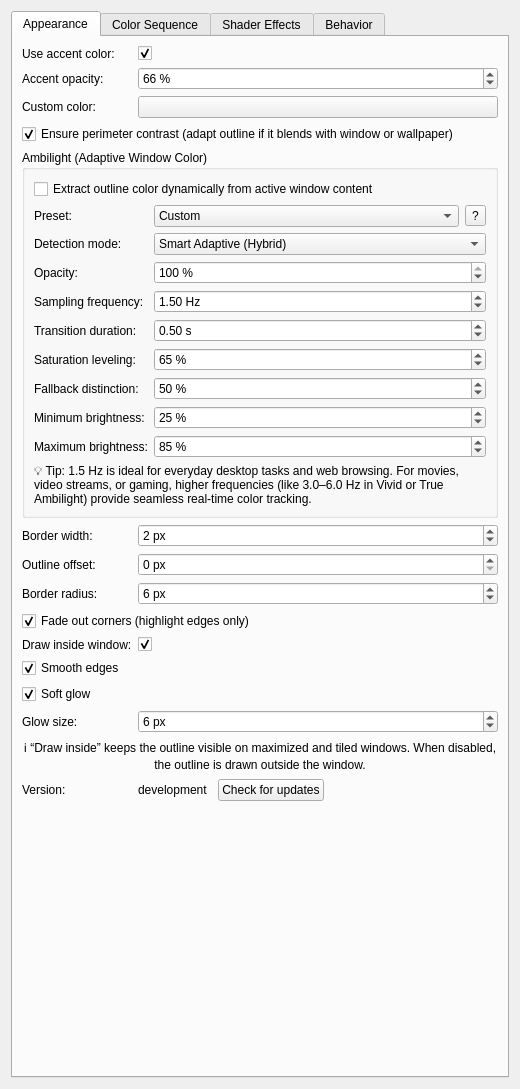
Before: the Qt Designer form activewindowoutline_config.ui in gmalinowski/LeapK, drawn with Qt 5.
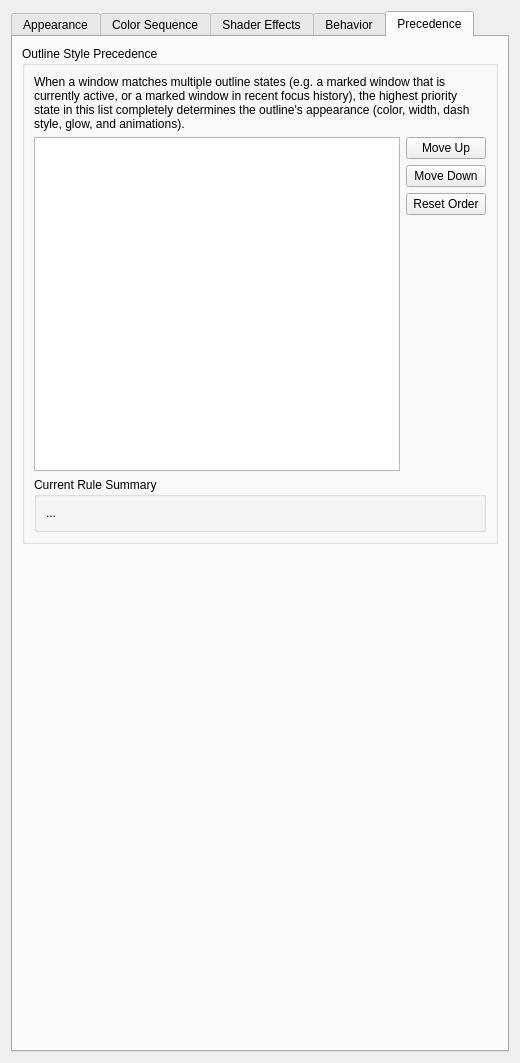
After: the same form once the commit is applied. The open tabs and pages were chosen to show the change. Icons and pictures are not drawn. Custom widgets are drawn as their Qt base class.

Commit message:
feat: add outline style precedence tab with full definition priority (v1.4.28)
- Introduce dedicated Precedence tab in KCM configuration module.
- Provide reorderable priority list (Move Up/Down/Reset and drag-and-drop).
- Full definition priority (Active, Marked, Recent) overriding color, width, dash style, glow, and animations.
- Remove redundant MarkActiveColorPriority checkbox.
- Add precedencehelper.h and unit test outline-precedence.

```diff
--- a/activewindowoutline_config.ui
+++ b/activewindowoutline_config.ui
@@ -1707,17 +1707,7 @@
             </property>
            </widget>
           </item>
-          <item row="2" column="0" colspan="2">
-           <widget class="QCheckBox" name="kcfg_MarkActiveColorPriority">
-            <property name="text">
-             <string>Active window color takes priority over mark color when focused</string>
-            </property>
-            <property name="toolTip">
-             <string>When enabled, marked windows will display the regular active outline color (Accent, Ambilight, Custom, or Cycling) while focused, and only show their custom mark color when inactive.</string>
-            </property>
-           </widget>
-          </item>
-          <item row="3" column="0">
+          <item row="2" column="0">
            <widget class="QLabel" name="label_markInactiveWidthReduction">
             <property name="text">
              <string>Inactive width reduction:</string>
@@ -1727,7 +1717,7 @@
             </property>
            </widget>
           </item>
-          <item row="3" column="1">
+          <item row="2" column="1">
            <widget class="QSpinBox" name="kcfg_MarkInactiveWidthReduction">
             <property name="toolTip">
              <string>Reduces the outline border thickness for inactive marked windows by this amount in pixels (default: 0 px / same width). Clamped to a minimum of 1 px.</string>
@@ -1752,7 +1742,7 @@
             </property>
            </widget>
           </item>
-          <item row="4" column="0" colspan="2">
+          <item row="3" column="0" colspan="2">
            <widget class="QCheckBox" name="kcfg_MarkInactiveDashed">
             <property name="text">
              <string>Dashed outline for inactive marked windows</string>
@@ -1762,7 +1752,7 @@
             </property>
            </widget>
           </item>
-          <item row="5" column="0">
+          <item row="4" column="0">
            <widget class="QLabel" name="label_markInactiveDashGap">
             <property name="text">
              <string>Dash gap:</string>
@@ -1772,7 +1762,7 @@
             </property>
            </widget>
           </item>
-          <item row="5" column="1">
+          <item row="4" column="1">
            <widget class="QSpinBox" name="kcfg_MarkInactiveDashGap">
             <property name="toolTip">
              <string>Spacing / gap between dashes in pixels for inactive marked window outlines (default: 6 px).</string>
@@ -1794,7 +1784,7 @@
             </property>
            </widget>
           </item>
-          <item row="6" column="0" colspan="2">
+          <item row="5" column="0" colspan="2">
            <widget class="QCheckBox" name="kcfg_MarkInactiveDashSmooth">
             <property name="text">
              <string>Smooth dash transitions (soft fading)</string>
@@ -1845,6 +1835,131 @@
       </layout>
      </widget>
 
+     <widget class="QWidget" name="tabPrecedence">
+      <attribute name="title">
+       <string>Precedence</string>
+      </attribute>
+      <layout class="QVBoxLayout" name="verticalLayoutPrecedence">
+       <item>
+        <widget class="QGroupBox" name="groupPrecedence">
+         <property name="title">
+          <string>Outline Style Precedence</string>
+         </property>
+         <layout class="QVBoxLayout" name="verticalLayoutGroupPrecedence">
+          <item>
+           <widget class="QLabel" name="label_precedenceDesc">
+            <property name="text">
+             <string>When a window matches multiple outline states (e.g. a marked window that is currently active, or a marked window in recent focus history), the highest priority state in this list completely determines the outline's appearance (color, width, dash style, glow, and animations).</string>
+            </property>
+            <property name="wordWrap">
+             <bool>true</bool>
+            </property>
+           </widget>
+          </item>
+          <item>
+           <layout class="QHBoxLayout" name="horizontalLayoutPrecedenceControls">
+            <item>
+             <widget class="QListWidget" name="listPrecedence">
+              <property name="dragDropMode">
+               <enum>QAbstractItemView::InternalMove</enum>
+              </property>
+              <property name="defaultDropAction">
+               <enum>Qt::MoveAction</enum>
+              </property>
+              <property name="selectionMode">
+               <enum>QAbstractItemView::SingleSelection</enum>
+              </property>
+              <property name="movement">
+               <enum>QListView::Snap</enum>
+              </property>
+             </widget>
+            </item>
+            <item>
+             <layout class="QVBoxLayout" name="verticalLayoutPrecedenceButtons">
+              <item>
+               <widget class="QPushButton" name="btnPrecedenceUp">
+                <property name="text">
+                 <string>Move Up</string>
+                </property>
+                <property name="icon">
+                 <iconset theme="go-up"/>
+                </property>
+               </widget>
+              </item>
+              <item>
+               <widget class="QPushButton" name="btnPrecedenceDown">
+                <property name="text">
+                 <string>Move Down</string>
+                </property>
+                <property name="icon">
+                 <iconset theme="go-down"/>
+                </property>
+               </widget>
+              </item>
+              <item>
+               <widget class="QPushButton" name="btnPrecedenceReset">
+                <property name="text">
+                 <string>Reset Order</string>
+                </property>
+                <property name="icon">
+                 <iconset theme="edit-undo"/>
+                </property>
+               </widget>
+              </item>
+              <item>
+               <spacer name="verticalSpacerPrecedenceButtons">
+                <property name="orientation">
+                 <enum>Qt::Vertical</enum>
+                </property>
+                <property name="sizeHint" stdset="0">
+                 <size>
+                  <width>20</width>
+                  <height>40</height>
+                 </size>
+                </property>
+               </spacer>
+              </item>
+             </layout>
+            </item>
+           </layout>
+          </item>
+          <item>
+           <widget class="QGroupBox" name="groupPrecedenceSummary">
+            <property name="title">
+             <string>Current Rule Summary</string>
+            </property>
+            <layout class="QVBoxLayout" name="verticalLayoutPrecedenceSummary">
+             <item>
+              <widget class="QLabel" name="label_precedenceExplanation">
+               <property name="text">
+                <string>...</string>
+               </property>
+               <property name="wordWrap">
+                <bool>true</bool>
+               </property>
+              </widget>
+             </item>
+            </layout>
+           </widget>
+          </item>
+         </layout>
+        </widget>
+       </item>
+       <item>
+        <spacer name="verticalSpacerPrecedence">
+         <property name="orientation">
+          <enum>Qt::Vertical</enum>
+         </property>
+         <property name="sizeHint" stdset="0">
+          <size>
+           <width>20</width>
+           <height>40</height>
+          </size>
+         </property>
+        </spacer>
+       </item>
+      </layout>
+     </widget>
 
     </widget>
    </item>
```
The commit also changes 14 other files.
